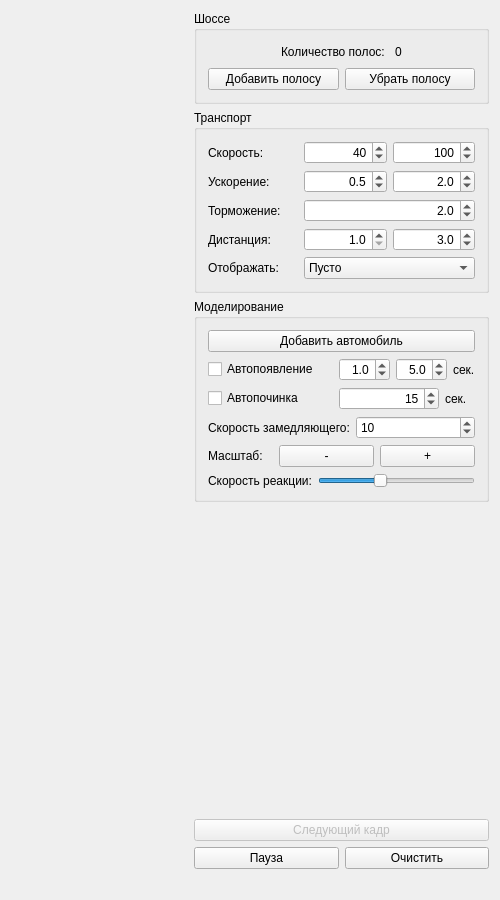
First picture: the form in highway/manipulator.ui, repository mihanlg/highway, before the edit.
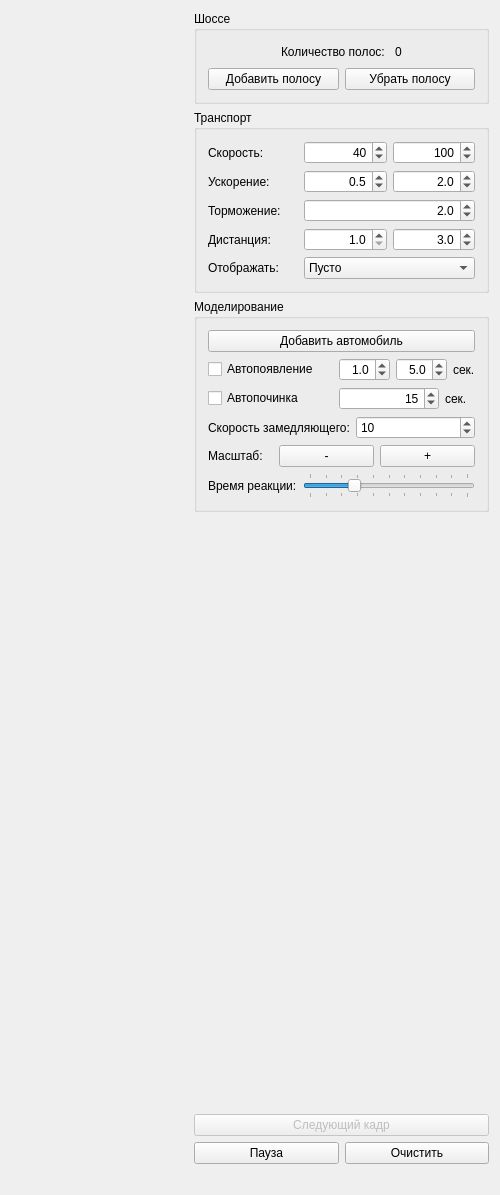
Second picture: the form after the edit.

What changed in the file:
```diff
--- a/highway/manipulator.ui
+++ b/highway/manipulator.ui
@@ -10,7 +10,7 @@
     <x>0</x>
     <y>0</y>
     <width>500</width>
-    <height>900</height>
+    <height>1195</height>
    </rect>
   </property>
   <property name="sizePolicy">
@@ -661,7 +661,7 @@
            <item>
             <widget class="QLabel" name="reactionLabel">
              <property name="text">
-              <string>Скорость реакции:</string>
+              <string>Время реакции:</string>
              </property>
             </widget>
            </item>
@@ -671,16 +671,16 @@
               <number>1</number>
              </property>
              <property name="maximum">
-              <number>50</number>
+              <number>51</number>
              </property>
              <property name="singleStep">
               <number>1</number>
              </property>
              <property name="value">
-              <number>20</number>
+              <number>15</number>
              </property>
              <property name="sliderPosition">
-              <number>20</number>
+              <number>15</number>
              </property>
              <property name="orientation">
               <enum>Qt::Horizontal</enum>
@@ -691,6 +691,12 @@
              <property name="invertedControls">
               <bool>false</bool>
              </property>
+             <property name="tickPosition">
+              <enum>QSlider::TicksBothSides</enum>
+             </property>
+             <property name="tickInterval">
+              <number>5</number>
+             </property>
             </widget>
            </item>
           </layout>
```
